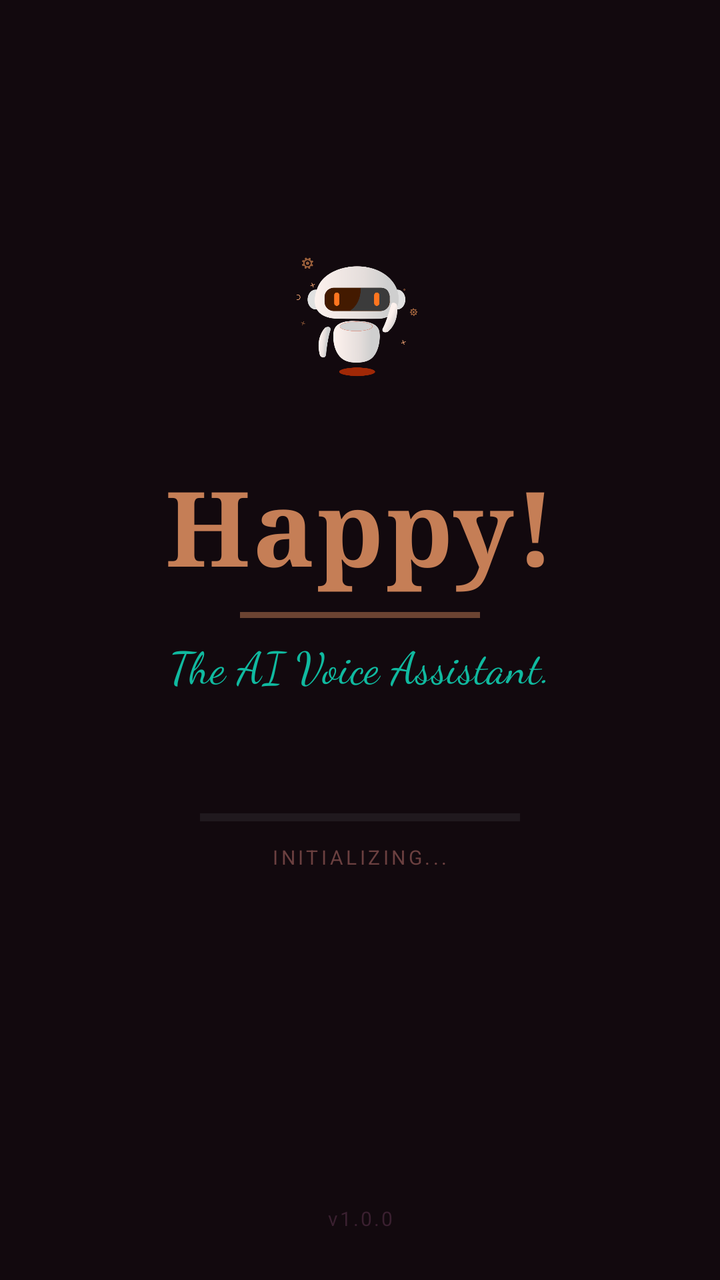
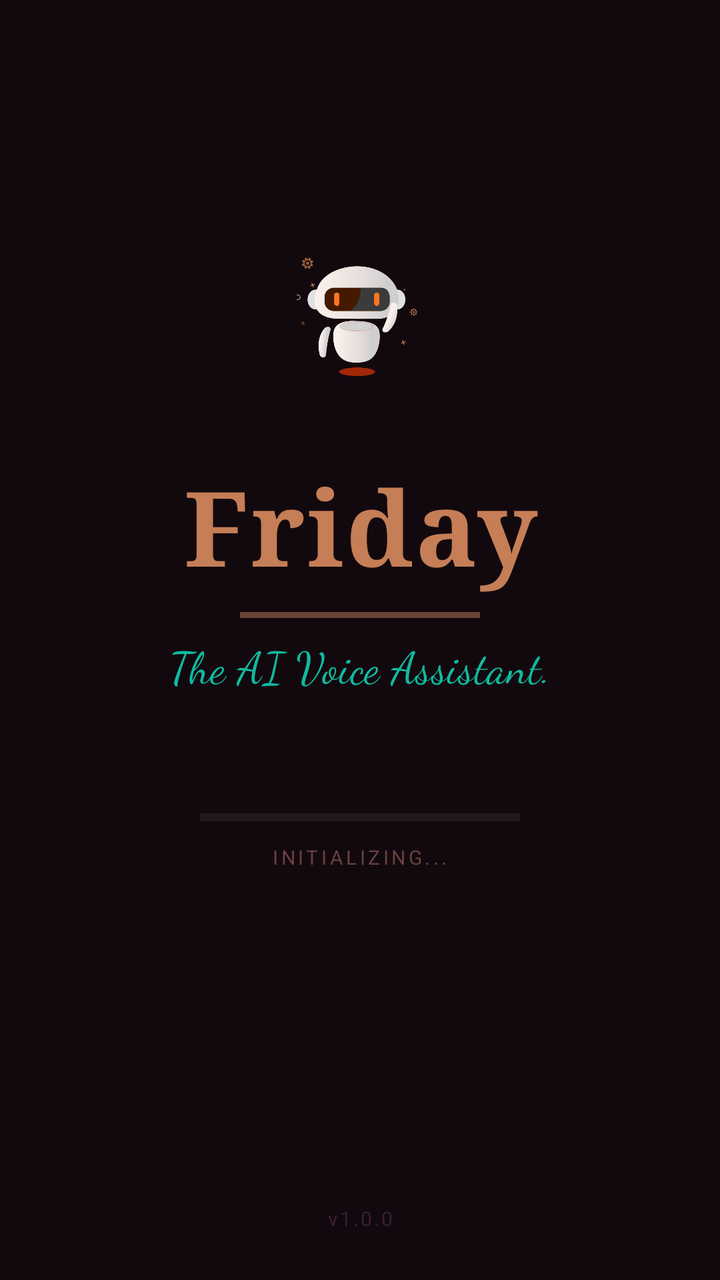

Before-and-after screenshots of an Android layout around one commit, followed by the original layout XML and the change that was made.
<!-- AndroidManifest.xml: application theme Theme.Friday -->
<!-- res/layout/activity_main.xml -->
<?xml version="1.0" encoding="utf-8"?>
<androidx.constraintlayout.widget.ConstraintLayout
    xmlns:android="http://schemas.android.com/apk/res/android"
    xmlns:app="http://schemas.android.com/apk/res-auto"
    xmlns:tools="http://schemas.android.com/tools"
    android:id="@+id/main"
    android:layout_width="match_parent"
    android:layout_height="match_parent"
    android:background="#12090E"
    tools:context=".MainActivity"
    tools:ignore="HardcodedText">

    

    
    <ImageView
        android:id="@+id/appIcon"
        android:layout_width="90dp"
        android:layout_height="90dp"
        android:layout_marginBottom="24dp"
        android:padding="14dp"
        android:src="@drawable/img"
        app:layout_constraintBottom_toTopOf="@id/textView"
        app:layout_constraintEnd_toEndOf="parent"
        app:layout_constraintHorizontal_bias="0.498"
        app:layout_constraintStart_toStartOf="parent"
        app:layout_constraintTop_toTopOf="parent"
        app:layout_constraintVertical_bias="0.42"
        app:layout_constraintVertical_chainStyle="packed" />

    <TextView
        android:id="@+id/textView"
        android:layout_width="match_parent"
        android:layout_height="wrap_content"
        android:gravity="center"
        android:fontFamily="serif"
        android:text="Happy!"
        android:textColor="#C57E56"
        android:textSize="52sp"
        android:textStyle="bold"
        android:letterSpacing="0.02"
        app:layout_constraintBottom_toTopOf="@id/divider"
        app:layout_constraintEnd_toEndOf="parent"
        app:layout_constraintStart_toStartOf="parent"
        app:layout_constraintTop_toBottomOf="@id/appIcon"
        android:layout_marginBottom="8dp"/>

    
    <View
        android:id="@+id/divider"
        android:layout_width="120dp"
        android:layout_height="3dp"
        android:background="#C57E56"
        android:alpha="0.5"
        app:layout_constraintBottom_toTopOf="@id/textView1"
        app:layout_constraintEnd_toEndOf="parent"
        app:layout_constraintStart_toStartOf="parent"
        app:layout_constraintTop_toBottomOf="@id/textView"
        android:layout_marginBottom="8dp"/>

    
    <TextView
        android:id="@+id/textView1"
        android:layout_width="wrap_content"
        android:layout_height="wrap_content"
        android:fontFamily="cursive"
        android:text="The AI Voice Assistant."
        android:textColor="#10BAA0"
        android:textSize="22sp"
        android:letterSpacing="0.01"
        app:layout_constraintBottom_toTopOf="@id/progressContainer"
        app:layout_constraintEnd_toEndOf="parent"
        app:layout_constraintStart_toStartOf="parent"
        app:layout_constraintTop_toBottomOf="@id/divider"
        android:layout_marginBottom="56dp"/>

    
    
    <LinearLayout
        android:id="@+id/progressContainer"
        android:layout_width="wrap_content"
        android:layout_height="wrap_content"
        android:orientation="vertical"
        android:gravity="center"
        android:layout_marginBottom="48dp"
        app:layout_constraintBottom_toBottomOf="parent"
        app:layout_constraintEnd_toEndOf="parent"
        app:layout_constraintStart_toStartOf="parent"
        app:layout_constraintTop_toBottomOf="@id/textView1">

        <ProgressBar
            android:id="@+id/progressBar"
            style="?android:attr/progressBarStyleHorizontal"
            android:layout_width="160dp"
            android:layout_height="10dp"
            android:max="100"
            android:progress="0"
            android:indeterminate="false"
            android:progressTint="#C9956A"
            android:backgroundTint="#3A2030" />

        
        <TextView
            android:id="@+id/progressText"
            android:layout_width="wrap_content"
            android:layout_height="wrap_content"
            android:text="INITIALIZING..."
            android:textColor="#6B4040"
            android:textSize="10sp"
            android:letterSpacing="0.15"
            android:layout_gravity="center"
            android:layout_marginTop="8dp"/>
    </LinearLayout>

    
    <TextView
        android:layout_width="wrap_content"
        android:layout_height="wrap_content"
        android:text="v1.0.0"
        android:textColor="#3A2030"
        android:textSize="10sp"
        android:letterSpacing="0.1"
        android:layout_marginBottom="24dp"
        app:layout_constraintBottom_toBottomOf="parent"
        app:layout_constraintEnd_toEndOf="parent"
        app:layout_constraintStart_toStartOf="parent"/>

</androidx.constraintlayout.widget.ConstraintLayout>
<!-- resources referenced by this layout -->
<resources>
  <!-- drawable img: png bitmap (drawable, 62737 bytes) -->
  <style name="Theme.Friday" parent="Base.Theme.Friday" />
  <style name="Base.Theme.Friday" parent="Theme.Material3.DayNight.NoActionBar">
          
          
      </style>
</resources>

<!-- the commit's change to res/layout/activity_main.xml (unified diff, before → after) -->
@@ -34,7 +34,7 @@
         android:layout_height="wrap_content"
         android:gravity="center"
         android:fontFamily="serif"
-        android:text="Happy!"
+        android:text="Friday"
         android:textColor="#C57E56"
         android:textSize="52sp"
         android:textStyle="bold"
